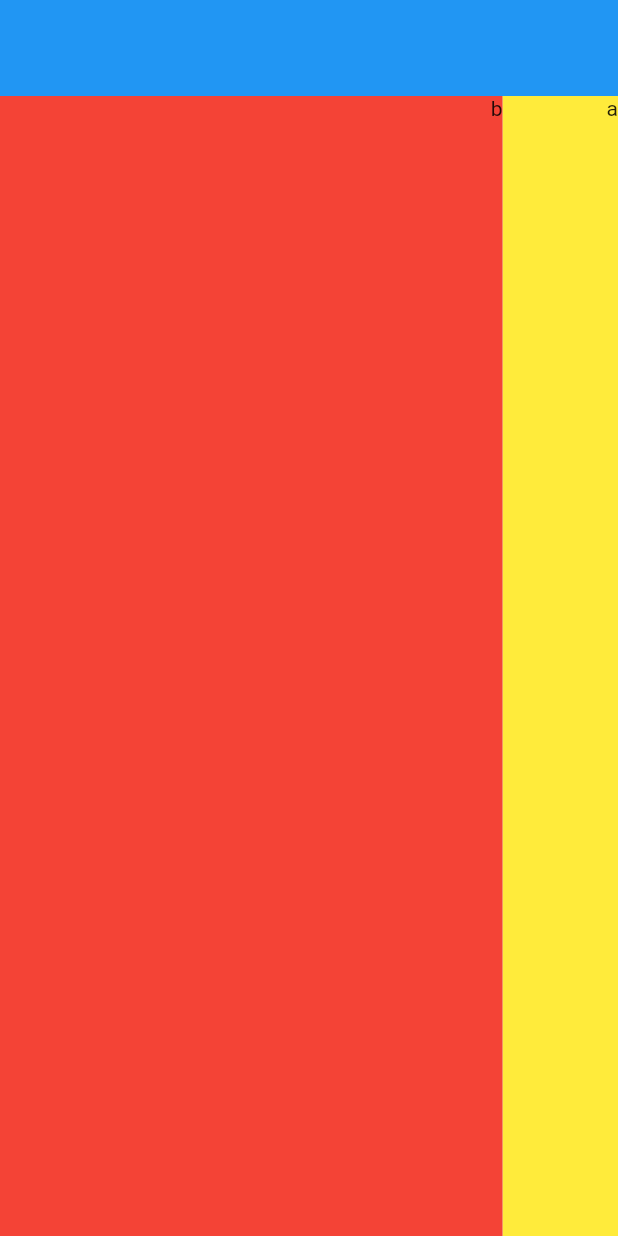
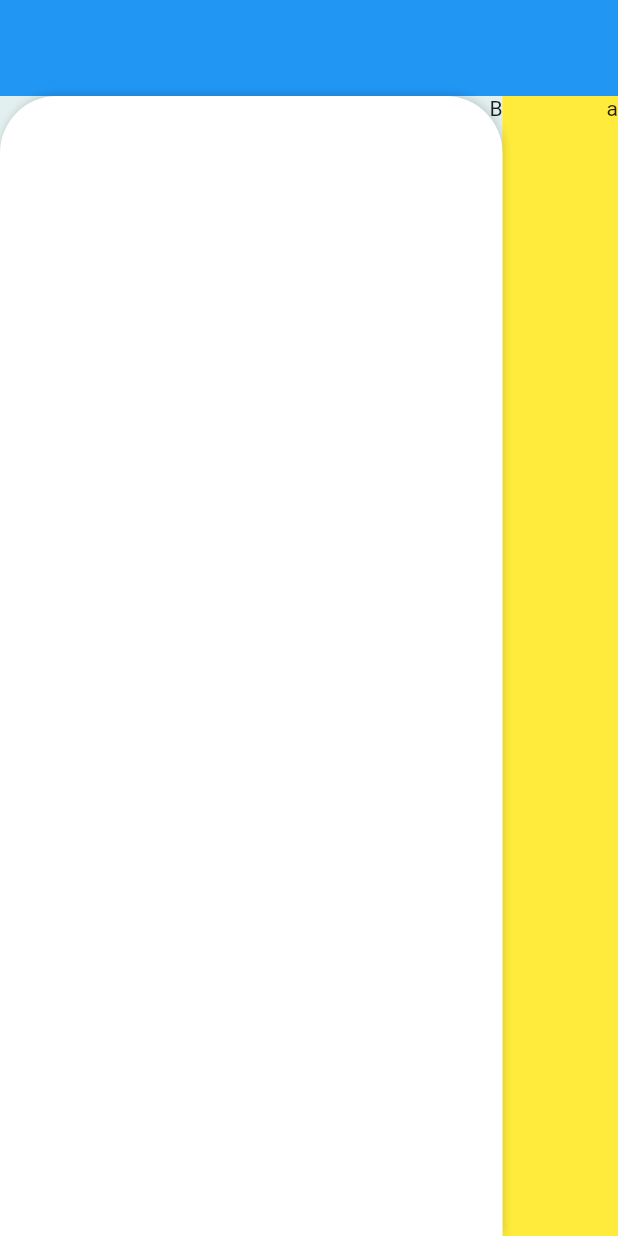
Before and after one commit to yazdanMhmmdi/book_shop_admin_panel, a Flutter app: the screen it shows after launch, on a phone screen of 412 x 824 dp. Run offline on Flutter 3.47's test engine with Material 2 defaults, Android fonts, the phone set to English and light mode, and no system bars.

Commit message:
implement main panel

```diff
--- a/lib/constants/i_colors.dart
+++ b/lib/constants/i_colors.dart
@@ -8,5 +8,6 @@ class IColors {
   static final Color black85 = Color(0xff000000).withOpacity(0.85);
   static final Color black35 = Color(0xff000000).withOpacity(0.35);
   static final Color black25 = Color(0xff000000).withOpacity(0.25);
+  static final Color black15 = Color(0xff000000).withOpacity(0.15);
   static final Color white90 = Color(0xffFFFFFF).withOpacity(0.90);
 }
--- a/lib/presentation/screen/panel_screen.dart
+++ b/lib/presentation/screen/panel_screen.dart
@@ -1,4 +1,5 @@
 import 'package:book_shop_admin_panel/constants/i_colors.dart';
+import 'package:book_shop_admin_panel/presentation/widget/main_panel.dart';
 import 'package:flutter/material.dart';
 
 class PanelScreen extends StatelessWidget {
@@ -19,12 +20,7 @@ class PanelScreen extends StatelessWidget {
                   color: Colors.yellow,
                   child: Text('a'),
                 ),
-                Container(
-                  width: MediaQuery.of(context).size.width - 77,
-                  height: MediaQuery.of(context).size.height - 64,
-                  color: Colors.red,
-                  child: Text("b"),
-                )
+                MainPanel(),
               ],
             ),
           ],
--- /dev/null
+++ b/lib/presentation/widget/main_panel.dart
@@ -0,0 +1,27 @@
+import 'package:book_shop_admin_panel/constants/i_colors.dart';
+import 'package:flutter/material.dart';
+
+class MainPanel extends StatelessWidget {
+  Widget child = Text("B");
+  MainPanel({this.child});
+  @override
+  Widget build(BuildContext context) {
+    return Container(
+      width: MediaQuery.of(context).size.width - 77,
+      height: MediaQuery.of(context).size.height - 64,
+      decoration: BoxDecoration(
+          color: Colors.white,
+          borderRadius: BorderRadius.only(
+              topRight: Radius.circular(38), topLeft: Radius.circular(38)),
+          boxShadow: [
+            BoxShadow(
+              offset: Offset(1, -1),
+              blurRadius: 4.0,
+              spreadRadius: 0,
+              color: IColors.black15,
+            )
+          ]),
+      child: child,
+    );
+  }
+}
```
